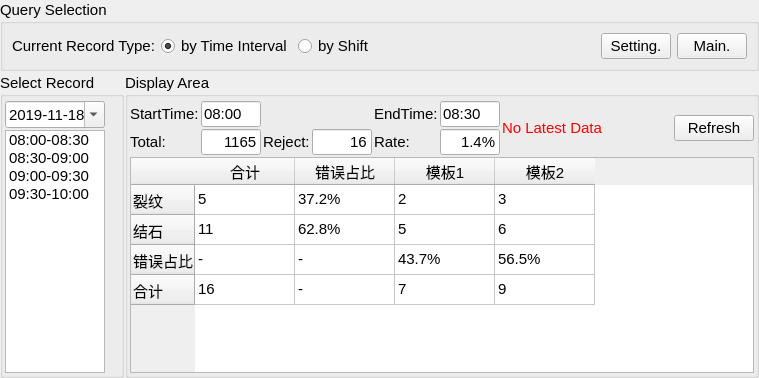
The window that code/DataView/querydata.ui (sandy-gmb/Vexi.CountData) describes before a commit, drawn with Qt 5.
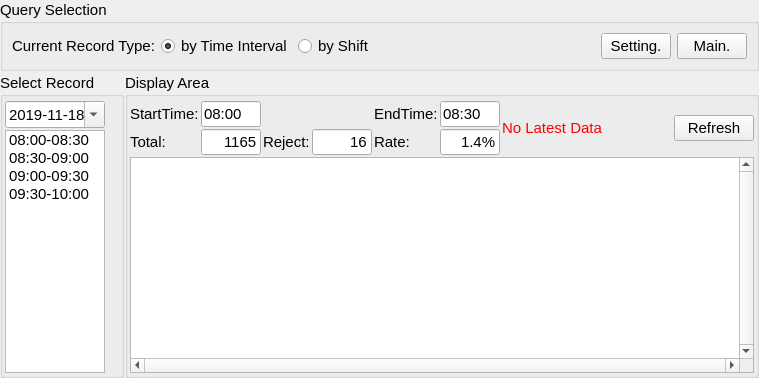
The same window after the commit.

```diff
--- a/code/DataView/querydata.ui
+++ b/code/DataView/querydata.ui
@@ -577,126 +577,12 @@
             <pointsize>11</pointsize>
            </font>
           </property>
-          <row>
-           <property name="text">
-            <string>裂纹</string>
-           </property>
-          </row>
-          <row>
-           <property name="text">
-            <string>结石</string>
-           </property>
-          </row>
-          <row>
-           <property name="text">
-            <string>错误占比</string>
-           </property>
-          </row>
-          <row>
-           <property name="text">
-            <string>合计</string>
-           </property>
-          </row>
-          <column>
-           <property name="text">
-            <string>合计</string>
-           </property>
-          </column>
-          <column>
-           <property name="text">
-            <string>错误占比</string>
-           </property>
-          </column>
-          <column>
-           <property name="text">
-            <string>模板1</string>
-           </property>
-          </column>
-          <column>
-           <property name="text">
-            <string>模板2</string>
-           </property>
-          </column>
-          <item row="0" column="0">
-           <property name="text">
-            <string>5</string>
-           </property>
-          </item>
-          <item row="0" column="1">
-           <property name="text">
-            <string>37.2%</string>
-           </property>
-          </item>
-          <item row="0" column="2">
-           <property name="text">
-            <string>2</string>
-           </property>
-          </item>
-          <item row="0" column="3">
-           <property name="text">
-            <string>3</string>
-           </property>
-          </item>
-          <item row="1" column="0">
-           <property name="text">
-            <string>11</string>
-           </property>
-          </item>
-          <item row="1" column="1">
-           <property name="text">
-            <string>62.8%</string>
-           </property>
-          </item>
-          <item row="1" column="2">
-           <property name="text">
-            <string>5</string>
-           </property>
-          </item>
-          <item row="1" column="3">
-           <property name="text">
-            <string>6</string>
-           </property>
-          </item>
-          <item row="2" column="0">
-           <property name="text">
-            <string>-</string>
-           </property>
-          </item>
-          <item row="2" column="1">
-           <property name="text">
-            <string>-</string>
-           </property>
-          </item>
-          <item row="2" column="2">
-           <property name="text">
-            <string>43.7%</string>
-           </property>
-          </item>
-          <item row="2" column="3">
-           <property name="text">
-            <string>56.5%</string>
-           </property>
-          </item>
-          <item row="3" column="0">
-           <property name="text">
-            <string>16</string>
-           </property>
-          </item>
-          <item row="3" column="1">
-           <property name="text">
-            <string>-</string>
-           </property>
-          </item>
-          <item row="3" column="2">
-           <property name="text">
-            <string>7</string>
-           </property>
-          </item>
-          <item row="3" column="3">
-           <property name="text">
-            <string>9</string>
-           </property>
-          </item>
+          <property name="verticalScrollBarPolicy">
+           <enum>Qt::ScrollBarAlwaysOn</enum>
+          </property>
+          <property name="horizontalScrollBarPolicy">
+           <enum>Qt::ScrollBarAlwaysOn</enum>
+          </property>
          </widget>
         </item>
        </layout>
```
Left out of the diff: 6 changed lines with no effect on the pictures.
